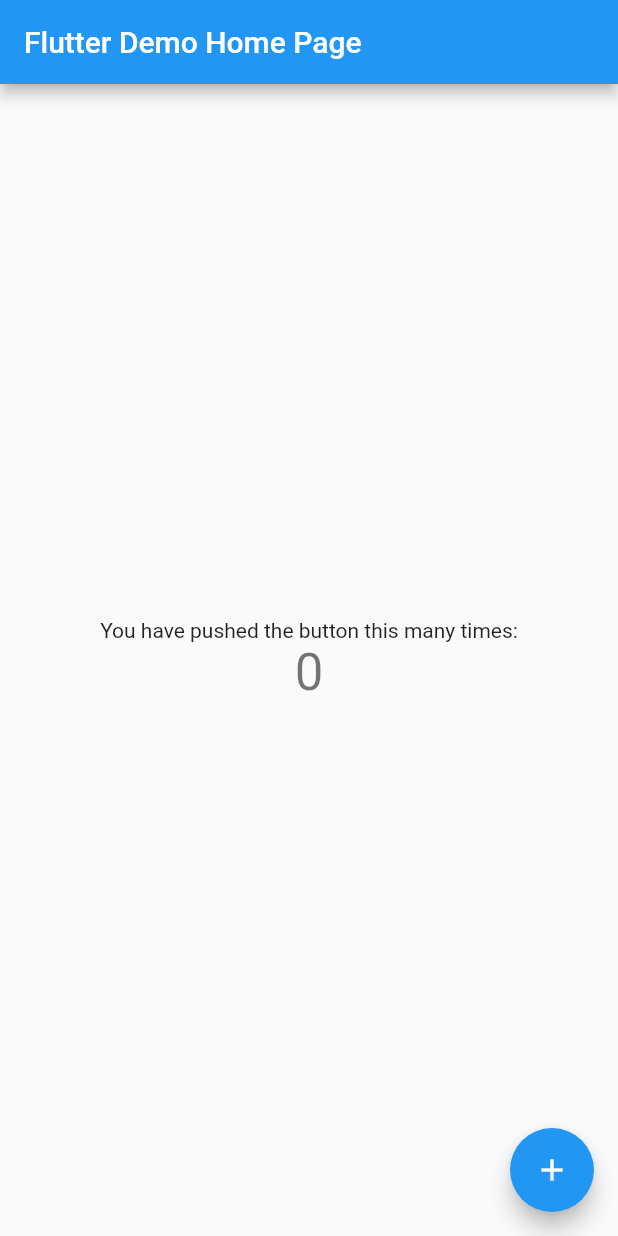
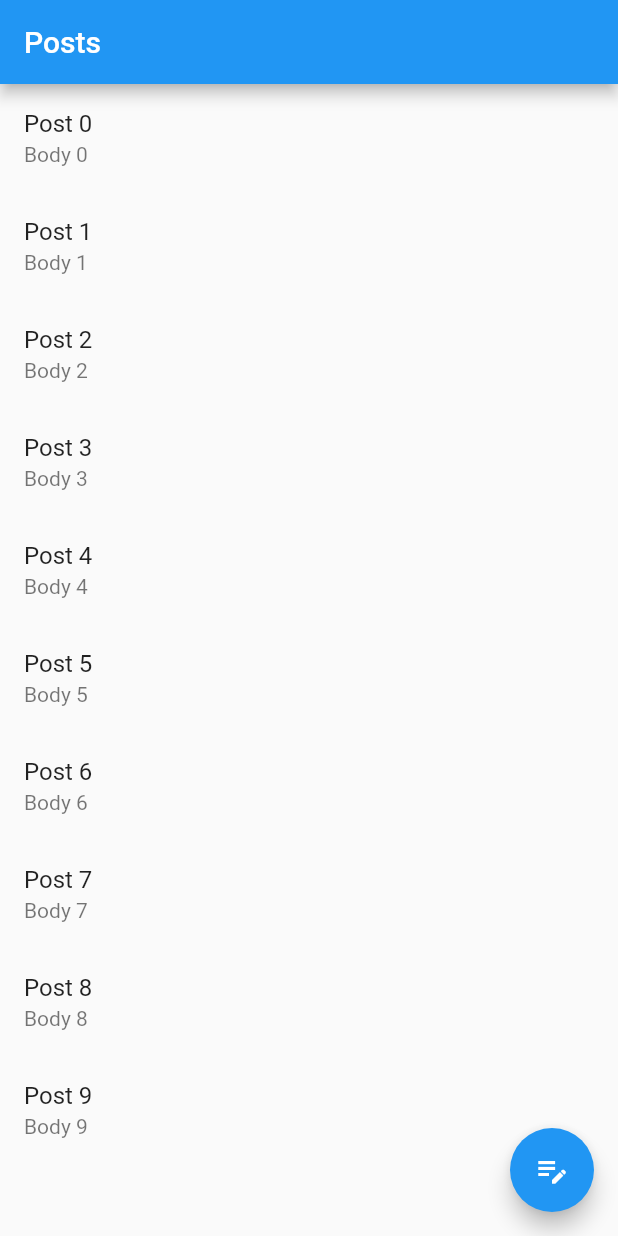
Before and after one commit to Deiyamo/tp_flutter_app, a Flutter app: the screen it shows after launch, on a phone screen of 412 x 824 dp. Run offline on Flutter 3.47's test engine with Material 2 defaults, Android fonts, the phone set to English and light mode, and no system bars.

Commit message:
Screens 💄

```diff
--- a/lib/main.dart
+++ b/lib/main.dart
@@ -1,4 +1,5 @@
 import 'package:flutter/material.dart';
+import 'package:tp_flutter_app/screens/posts_screen/posts_screen.dart';
 
 void main() {
   runApp(const MyApp());
@@ -10,58 +11,15 @@ class MyApp extends StatelessWidget {
   @override
   Widget build(BuildContext context) {
     return MaterialApp(
-      title: 'Flutter Demo',
+      title: 'TP Flutter',
+      debugShowCheckedModeBanner: false,
       theme: ThemeData(
         primarySwatch: Colors.blue,
       ),
-      home: const MyHomePage(title: 'Flutter Demo Home Page'),
+      routes: {
+        '/': (context) => const PostsScreen(),
+      },
+      onGenerateRoute: (settings) {},
     );
   }
 }
-
-class MyHomePage extends StatefulWidget {
-  const MyHomePage({super.key, required this.title});
-
-  final String title;
-
-  @override
-  State<MyHomePage> createState() => _MyHomePageState();
-}
-
-class _MyHomePageState extends State<MyHomePage> {
-  int _counter = 0;
-
-  void _incrementCounter() {
-    setState(() {
-      _counter++;
-    });
-  }
-
-  @override
-  Widget build(BuildContext context) {
-    return Scaffold(
-      appBar: AppBar(
-        title: Text(widget.title),
-      ),
-      body: Center(
-        child: Column(
-          mainAxisAlignment: MainAxisAlignment.center,
-          children: <Widget>[
-            const Text(
-              'You have pushed the button this many times:',
-            ),
-            Text(
-              '$_counter',
-              style: Theme.of(context).textTheme.headlineMedium,
-            ),
-          ],
-        ),
-      ),
-      floatingActionButton: FloatingActionButton(
-        onPressed: _incrementCounter,
-        tooltip: 'Increment',
-        child: const Icon(Icons.add),
-      ),
-    );
-  }
-}
--- /dev/null
+++ b/lib/models/post.dart
@@ -0,0 +1,9 @@
+class Post {
+  Post({
+    required this.title,
+    required this.body,
+  });
+
+  final String title;
+  final String body;
+}
--- /dev/null
+++ b/lib/screens/add_post_screen/add_post_screen.dart
@@ -0,0 +1,10 @@
+import 'package:flutter/material.dart';
+
+class AddPostScreen extends StatelessWidget {
+  const AddPostScreen({super.key});
+
+  @override
+  Widget build(BuildContext context) {
+    return const Scaffold();
+  }
+}
--- /dev/null
+++ b/lib/screens/post_detail_screen/post_detail_screen.dart
@@ -0,0 +1,26 @@
+import 'package:flutter/material.dart';
+import 'package:tp_flutter_app/models/post.dart';
+
+class PostDetailScreen extends StatelessWidget {
+  const PostDetailScreen({
+    super.key,
+    required this.post,
+  });
+
+  final Post post;
+
+  @override
+  Widget build(BuildContext context) {
+    return Scaffold(
+      appBar: AppBar(
+        title: Text(post.title),
+        actions: [
+          IconButton(
+            onPressed: () {},
+            icon: const Icon(Icons.edit),
+          ),
+        ],
+      ),
+    );
+  }
+}
--- /dev/null
+++ b/lib/screens/posts_screen/posts_screen.dart
@@ -0,0 +1,28 @@
+import 'package:flutter/material.dart';
+
+class PostsScreen extends StatelessWidget {
+  const PostsScreen({super.key});
+
+  @override
+  Widget build(BuildContext context) {
+    return Scaffold(
+      appBar: AppBar(
+        title: const Text('Posts'),
+      ),
+      body: ListView.builder(
+        itemCount: 10,
+        itemBuilder: (context, index) {
+          return ListTile(
+            title: Text('Post $index'),
+            subtitle: Text('Body $index'),
+            onTap: () {},
+          );
+        },
+      ),
+      floatingActionButton: FloatingActionButton(
+        onPressed: () {},
+        child: const Icon(Icons.edit_note),
+      ),
+    );
+  }
+}
```
